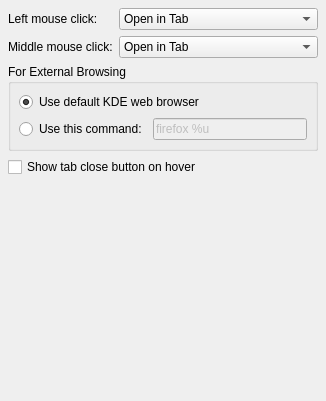
This is akregator/configuration/settings_browser.ui in chusopr/kdepim-ktimetracker-akonadi as Qt 5 draws it before an edit. The edited form follows.
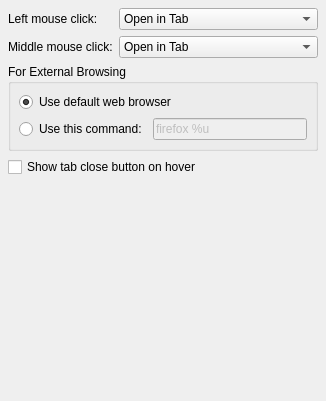
This is the edited form.

Commit message: "default KDE web browser" is misleading, even more in the times of OS X and windows support

Diff of the .ui file:
```diff
--- a/akregator/configuration/settings_browser.ui
+++ b/akregator/configuration/settings_browser.ui
@@ -171,7 +171,7 @@
       <item row="0" column="0" colspan="2" >
        <widget class="QRadioButton" name="kcfg_ExternalBrowserUseKdeDefault" >
         <property name="text" >
-         <string>Use default KDE web browser</string>
+         <string>Use default web browser</string>
         </property>
         <property name="checked" >
          <bool>true</bool>
```
